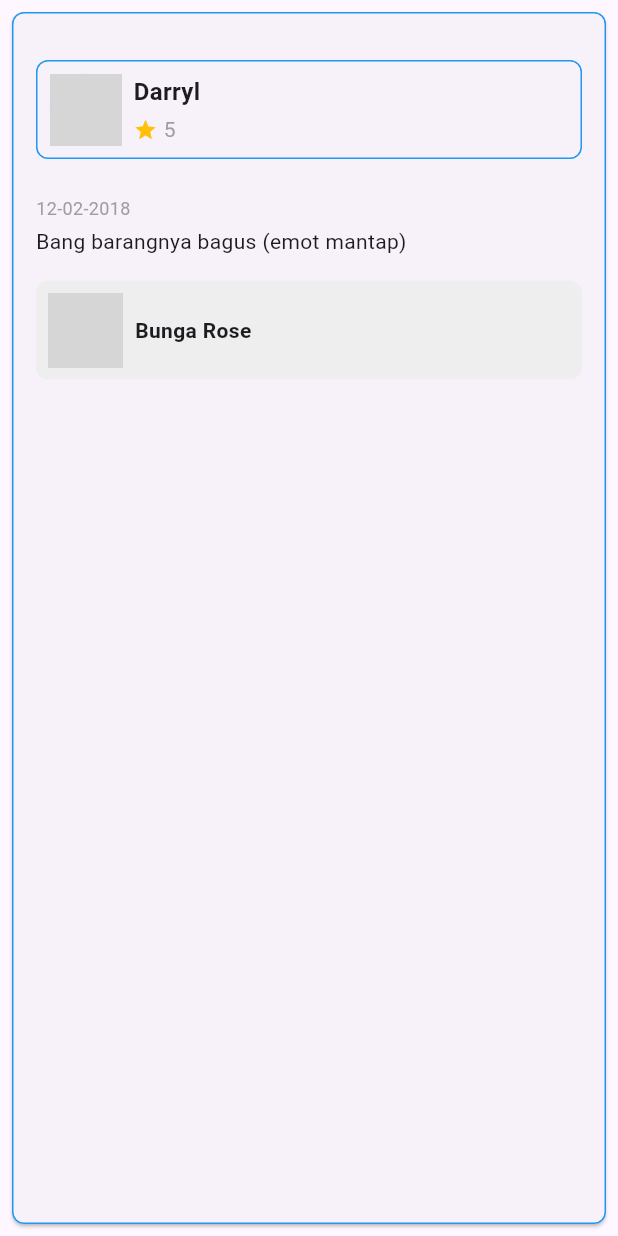
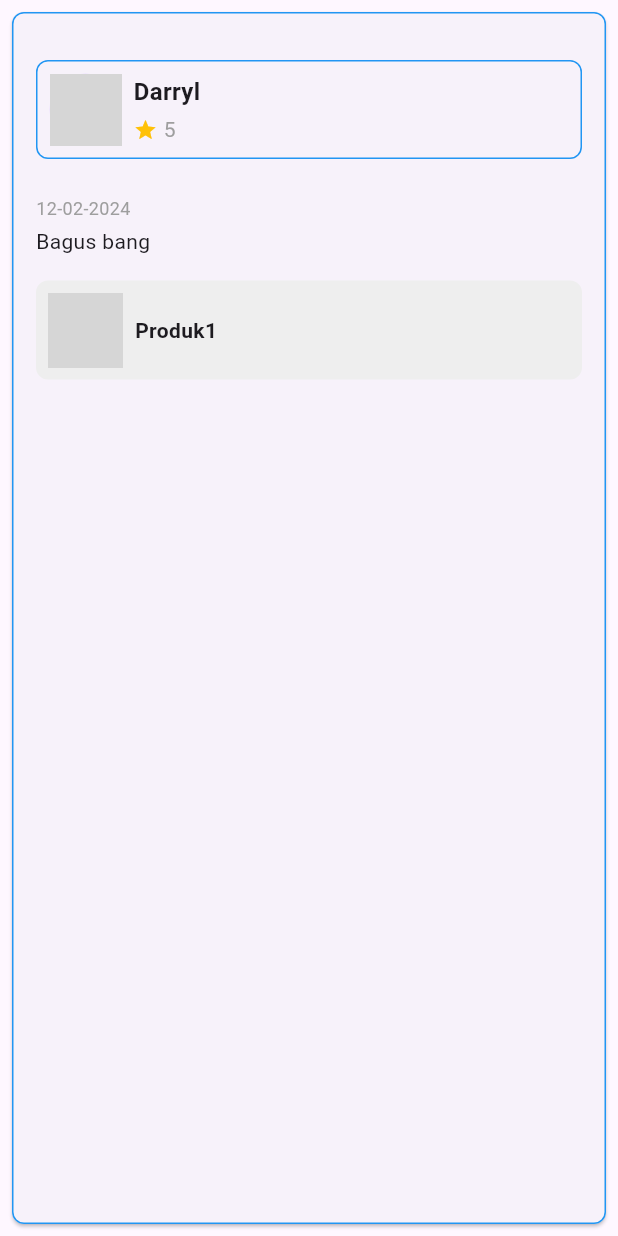
Before and after one commit to darrylrambi/Ecommerce, a Flutter app: the ReviewCard widget shown alone on an empty page, opened directly, on a phone screen of 412 x 824 dp. Run offline on Flutter 3.47's test engine with Material 3 defaults, Android fonts, the phone set to English and light mode, and no system bars; our stand-ins replace flutter_carousel_widget, google_fonts, timelines; grey boxes are pictures that could not be loaded.

Commit message:
added review card, mini review card as component

```diff
--- a/lib/component/review_card.dart
+++ b/lib/component/review_card.dart
@@ -2,13 +2,34 @@ import 'package:flutter/material.dart';
 import 'mini_profile_with_rating.dart';
 
 class ReviewCard extends StatelessWidget {
+  String getTitle(String imgsource) {
+    // Split by '/' to get the filename with extension
+    final String filenameWithExtension = imgsource.split('/').last;
+
+    // Split by '.' to remove the extension
+    final String title = filenameWithExtension.split('.').first;
+
+    return title;
+  }
+
   final String username;
   final int rating;
+  final String tanggalUlasan;
+  final String ulasan;
+  final String imgSource;
 
-  const ReviewCard({super.key, required this.username, required this.rating});
+  const ReviewCard(
+      {super.key,
+      required this.username,
+      required this.rating,
+      required this.tanggalUlasan,
+      required this.ulasan,
+      required this.imgSource
+      });
 
   @override
   Widget build(BuildContext context) {
+    final String namaProduk = getTitle(imgSource);
     return Card(
       margin: const EdgeInsets.all(8.0),
       shape: RoundedRectangleBorder(
@@ -25,13 +46,13 @@ class ReviewCard extends StatelessWidget {
             const SizedBox(height: 8.0),
 
             // Date and comment
-            const Text(
-              '12-02-2018',
+            Text(
+              tanggalUlasan,
               style: TextStyle(fontSize: 12, color: Colors.grey),
             ),
             const SizedBox(height: 4.0),
-            const Text(
-              'Bang barangnya bagus (emot mantap)',
+            Text(
+              ulasan,
               style: TextStyle(fontSize: 14),
             ),
 
@@ -47,14 +68,14 @@ class ReviewCard extends StatelessWidget {
               child: Row(
                 children: [
                   Image.asset(
-                    'assets/product.jpg', // Replace with your product image path
+                    imgSource, // Replace with your product image path
                     width: 50,
                     height: 50,
                     fit: BoxFit.cover,
                   ),
                   const SizedBox(width: 8.0),
-                  const Text(
-                    'Bunga Rose',
+                  Text(
+                    namaProduk,
                     style: TextStyle(fontWeight: FontWeight.bold),
                   ),
                 ],
--- a/lib/daftar_ulasan.dart
+++ b/lib/daftar_ulasan.dart
@@ -12,11 +12,10 @@ class DaftarUlasan extends StatelessWidget {
       body: SingleChildScrollView(
         child: Column(
           children: [
-            ReviewCard(username: 'Darryl', rating: 5),
-            ReviewCard(username: 'Darryl', rating: 5),
-            ReviewCard(username: 'Darryl', rating: 5),
-            ReviewCard(username: 'Darryl', rating: 5),
-            ReviewCard(username: 'Darryl', rating: 5),
+            ReviewCard(username: 'Darryl', rating: 5, tanggalUlasan: '12-02-2024', ulasan: 'Bagus bang', imgSource: 'lib/assets_images/Produk1.jpg',),
+            ReviewCard(username: 'Dimas', rating: 1, tanggalUlasan: '12-02-2024', ulasan: 'Makanannya bau amis bang', imgSource: 'lib/assets_images/Makanan1.jpg',),
+            ReviewCard(username: 'Dafa', rating: 5, tanggalUlasan: '12-02-2024', ulasan: 'Enak makanannya bang bang', imgSource: 'lib/assets_images/Makanan1.jpg',),
+            ReviewCard(username: 'Doni', rating: 5, tanggalUlasan: '12-02-2024', ulasan: 'Tasnya bagus, sesuai gambar', imgSource: 'lib/assets_images/Produk2.jpg',),
           ],
         ),
       )
--- a/lib/profil_umkm.dart
+++ b/lib/profil_umkm.dart
@@ -22,9 +22,7 @@ class ProfilUMKM extends StatelessWidget {
               CustomFormField(
                   isi: '085xxxxxxxxxx', label: 'Nomor Telepon', readOnly: true),
               CustomFormField(
-                  isi: 'Jalan kaki',
-                  label: 'Alamat',
-                  readOnly: true),
+                  isi: 'Jalan kaki', label: 'Alamat', readOnly: true),
               CustomFormField(
                   isi: 'biasanya sih saya suka jualan bunga',
                   label: 'Deskripsi UMKM',
```
